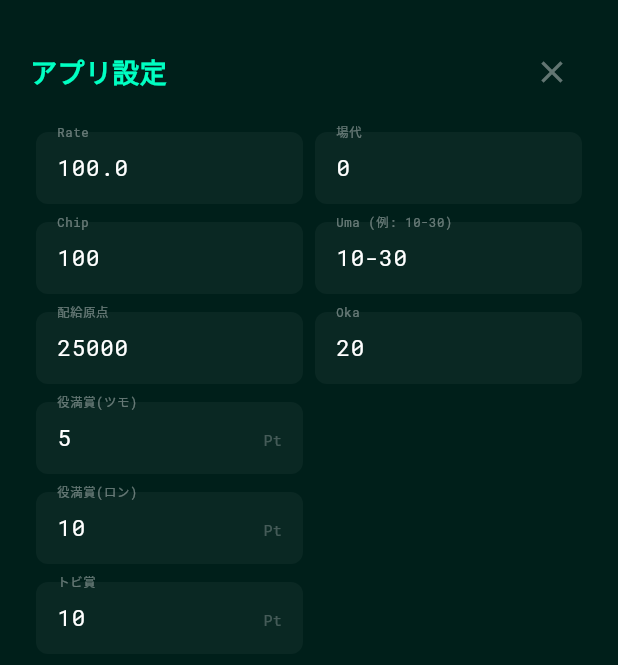
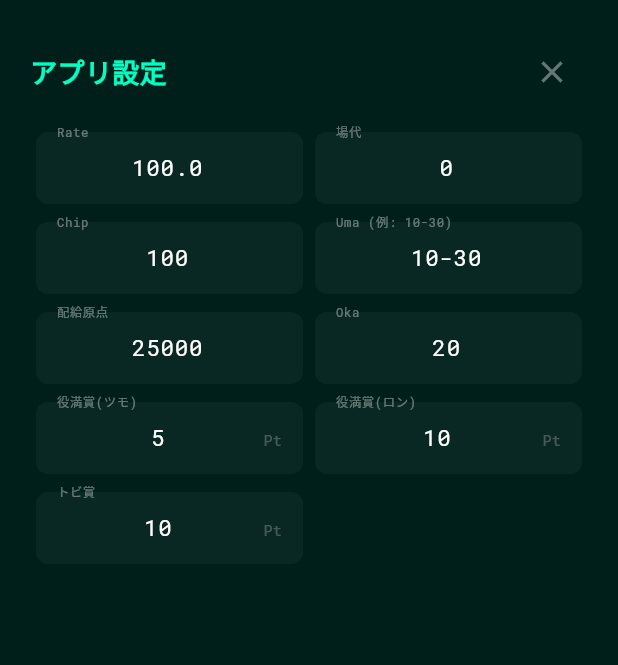
Before and after one commit to admin-test-hoyo/mahjong-score, a Flutter app: the SettingsModal widget shown alone on an empty page, opened directly, on a phone screen of 412 x 824 dp. Shown: the top 665 px of the screen. Run offline on Flutter 3.47's test engine with Material 3 defaults, Android fonts, the phone set to English and light mode, and no system bars; our stand-ins replace flutter_riverpod, google_fonts, shared_preferences; accounts and stored records are empty.

Commit message:
fix: unify award settings into 2-column grid and center input text

```diff
--- a/lib/features/calc/calc_screen.dart
+++ b/lib/features/calc/calc_screen.dart
@@ -303,16 +303,14 @@ class SettingsModal extends ConsumerWidget {
         const SizedBox(height: 12),
         _row([_field(ref, '配給原点', config.startingPoints.toString(), (v) => ref.read(configProvider.notifier).updateStartingPoints(int.tryParse(v) ?? 25000)), _field(ref, 'Oka', config.oka.toString(), (v) => ref.read(configProvider.notifier).updateOka(int.tryParse(v) ?? 0))]),
         const SizedBox(height: 12),
-        _row([_field(ref, '役満賞(ツモ)', config.yakumanTsumoPrize.toString(), (v) => ref.read(configProvider.notifier).updateYakumanTsumoPrize(int.tryParse(v) ?? 5), suffixText: 'Pt'), const SizedBox()]),
-        const SizedBox(height: 12),
-        _row([_field(ref, '役満賞(ロン)', config.yakumanRonPrize.toString(), (v) => ref.read(configProvider.notifier).updateYakumanRonPrize(int.tryParse(v) ?? 10), suffixText: 'Pt'), const SizedBox()]),
+        _row([_field(ref, '役満賞(ツモ)', config.yakumanTsumoPrize.toString(), (v) => ref.read(configProvider.notifier).updateYakumanTsumoPrize(int.tryParse(v) ?? 5), suffixText: 'Pt'), _field(ref, '役満賞(ロン)', config.yakumanRonPrize.toString(), (v) => ref.read(configProvider.notifier).updateYakumanRonPrize(int.tryParse(v) ?? 10), suffixText: 'Pt')]),
         const SizedBox(height: 12),
         _row([_field(ref, 'トビ賞', config.tobiPrize.toString(), (v) => ref.read(configProvider.notifier).updateTobiPrize(int.tryParse(v) ?? 10), suffixText: 'Pt'), const SizedBox()]),
         const SizedBox(height: 32),
     ]));
   }
   Widget _row(List<Widget> c) => Row(children: c.map((w) => Expanded(child: Padding(padding: const EdgeInsets.symmetric(horizontal: 4), child: w))).toList());
-  Widget _field(WidgetRef ref, String l, String i, Function(String) o, {bool isDec = false, String? suffixText}) => TextFormField(initialValue: i, keyboardType: TextInputType.numberWithOptions(decimal: isDec), style: GoogleFonts.robotoMono(color: Colors.white, fontSize: 15), decoration: InputDecoration(labelText: l, labelStyle: const TextStyle(color: Colors.white38, fontSize: 11), filled: true, fillColor: Colors.white.withOpacity(0.04), border: OutlineInputBorder(borderRadius: BorderRadius.circular(8), borderSide: BorderSide.none), contentPadding: const EdgeInsets.symmetric(horizontal: 10, vertical: 10), suffixText: suffixText, suffixStyle: const TextStyle(color: Colors.white24, fontSize: 10)), onChanged: o);
+  Widget _field(WidgetRef ref, String l, String i, Function(String) o, {bool isDec = false, String? suffixText}) => TextFormField(initialValue: i, keyboardType: TextInputType.numberWithOptions(decimal: isDec), textAlign: TextAlign.center, style: GoogleFonts.robotoMono(color: Colors.white, fontSize: 15), decoration: InputDecoration(labelText: l, labelStyle: const TextStyle(color: Colors.white38, fontSize: 11), filled: true, fillColor: Colors.white.withOpacity(0.04), border: OutlineInputBorder(borderRadius: BorderRadius.circular(8), borderSide: BorderSide.none), contentPadding: const EdgeInsets.symmetric(horizontal: 10, vertical: 10), suffixText: suffixText, suffixStyle: const TextStyle(color: Colors.white24, fontSize: 10)), onChanged: o);
 }
 
 
```
Also changed, not shown: 2 other files.
